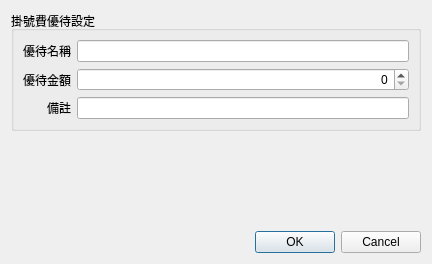
Qt form ui/dialog_input_discount.ui (picacat/pyMedical) before a commit.
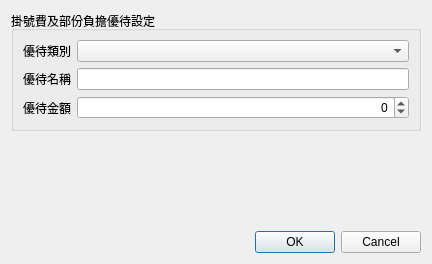
The same form after that commit.

```diff
--- a/ui/dialog_input_discount.ui
+++ b/ui/dialog_input_discount.ui
@@ -29,10 +29,10 @@
    <item>
     <widget class="QGroupBox" name="groupBox">
      <property name="title">
-      <string>掛號費優待設定</string>
+      <string>掛號費及部份負擔優待設定</string>
      </property>
      <layout class="QGridLayout" name="gridLayout">
-      <item row="0" column="0" alignment="Qt::AlignLeft">
+      <item row="1" column="0" alignment="Qt::AlignLeft">
        <widget class="QLabel" name="label">
         <property name="sizePolicy">
          <sizepolicy hsizetype="Preferred" vsizetype="Preferred">
@@ -55,22 +55,9 @@
        </widget>
       </item>
       <item row="0" column="1">
-       <widget class="QLineEdit" name="lineEdit_item_name"/>
-      </item>
-      <item row="2" column="1">
-       <widget class="QLineEdit" name="lineEdit_remark"/>
+       <widget class="QComboBox" name="comboBox_charge_type"/>
       </item>
       <item row="2" column="0">
-       <widget class="QLabel" name="label_6">
-        <property name="text">
-         <string>備註</string>
-        </property>
-        <property name="alignment">
-         <set>Qt::AlignRight|Qt::AlignTrailing|Qt::AlignVCenter</set>
-        </property>
-       </widget>
-      </item>
-      <item row="1" column="0">
        <widget class="QLabel" name="label_5">
         <property name="text">
          <string>優待金額</string>
@@ -80,11 +67,14 @@
         </property>
        </widget>
       </item>
-      <item row="1" column="1">
+      <item row="2" column="1">
        <widget class="QSpinBox" name="spinBox_amount">
         <property name="alignment">
          <set>Qt::AlignRight|Qt::AlignTrailing|Qt::AlignVCenter</set>
         </property>
+        <property name="minimum">
+         <number>-9999</number>
+        </property>
         <property name="maximum">
          <number>9999</number>
         </property>
@@ -93,6 +83,16 @@
         </property>
        </widget>
       </item>
+      <item row="1" column="1">
+       <widget class="QLineEdit" name="lineEdit_item_name"/>
+      </item>
+      <item row="0" column="0">
+       <widget class="QLabel" name="label_2">
+        <property name="text">
+         <string>優待類別</string>
+        </property>
+       </widget>
+      </item>
      </layout>
     </widget>
    </item>
```
